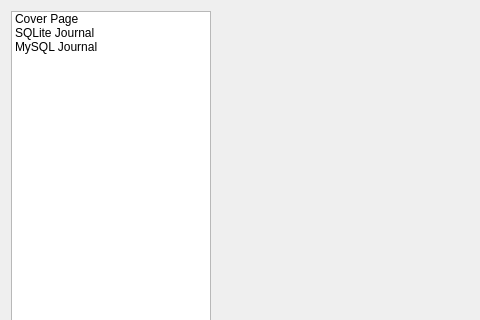
pwizard2/robojournal, file ui/newjournalcreator.ui: the form before one commit; both pictures show x 0 to 480 and y 0 to 320 of the 624 by 491 pixel window.
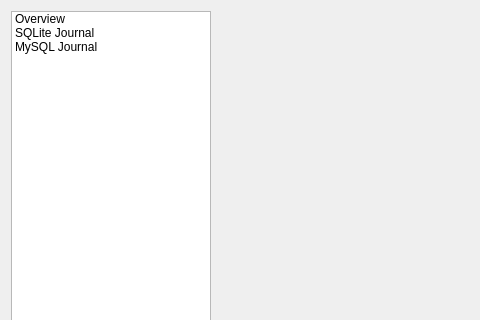
The form after the commit. Icons and pictures are not drawn.

Commit message: made more changes to mysql page

What changed in the file:
```diff
--- a/ui/newjournalcreator.ui
+++ b/ui/newjournalcreator.ui
@@ -51,7 +51,7 @@
        </property>
        <item>
         <property name="text">
-         <string>Cover Page</string>
+         <string>Overview</string>
         </property>
         <property name="icon">
          <iconset resource="../images.qrc">
```
The commit also changes 5 other files.
